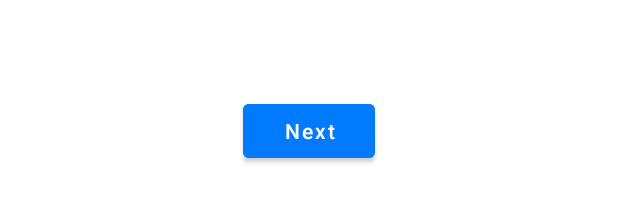
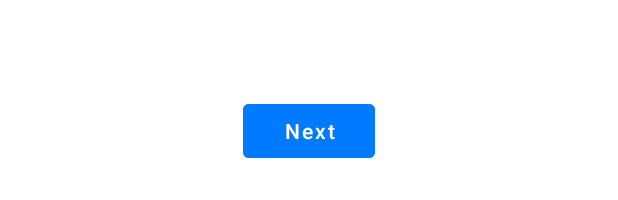
Before and after one commit to DilshaPrathibha/HyperZone, an Android app: the layout activity_onboarding.xml on its own in the app's theme, with its tools: preview values and no code run, on a phone screen of 412 x 824 dp. Shown: the part 1033-1233 px from the top of the screen. Run offline under Robolectric (Android 15) with nearby library versions, the light colour scheme and no system bars.

Commit message:
Added Onboardings

```diff
--- a/app/src/main/java/com/example/hyperzone/ui/OnboardingActivity.kt
+++ b/app/src/main/java/com/example/hyperzone/ui/OnboardingActivity.kt
@@ -3,7 +3,6 @@ package com.example.hyperzone.ui
 import android.content.Intent
 import android.os.Bundle
 import android.view.View
-import android.widget.Button
 import android.widget.LinearLayout
 import androidx.appcompat.app.AppCompatActivity
 import androidx.core.content.ContextCompat
--- a/app/src/main/res/layout/activity_login.xml
+++ b/app/src/main/res/layout/activity_login.xml
@@ -8,8 +8,7 @@
         android:layout_width="wrap_content"
         android:layout_height="wrap_content"
         android:text="@string/login_title"
-        android:textStyle="bold"
-        android:textSize="22sp"
+        style="@style/Text.H2"
         android:paddingBottom="16dp"/>
 
     <com.google.android.material.textfield.TextInputLayout
--- a/app/src/main/res/layout/activity_onboarding.xml
+++ b/app/src/main/res/layout/activity_onboarding.xml
@@ -1,6 +1,5 @@
 <?xml version="1.0" encoding="utf-8"?>
 <LinearLayout xmlns:android="http://schemas.android.com/apk/res/android"
-    xmlns:app="http://schemas.android.com/apk/res-auto"
     android:layout_width="match_parent"
     android:layout_height="match_parent"
     android:orientation="vertical"
@@ -55,7 +54,8 @@
             android:layout_width="match_parent"
             android:layout_height="wrap_content"
             android:orientation="horizontal"
-            android:gravity="center">
+            android:gravity="center"
+            style="?android:attr/buttonBarStyle">
 
             <Button
                 android:id="@+id/btnPrevious"
@@ -66,7 +66,8 @@
                 android:backgroundTint="@color/cardBackground"
                 android:textColor="@color/textPrimary"
                 android:visibility="gone"
-                android:layout_marginEnd="16dp" />
+                android:layout_marginEnd="16dp"
+                style="?android:attr/buttonBarButtonStyle" />
 
             <Button
                 android:id="@+id/btnNext"
@@ -75,7 +76,8 @@
                 android:text="@string/next"
                 android:textAllCaps="false"
                 android:backgroundTint="@color/accent"
-                android:textColor="@color/onPrimary" />
+                android:textColor="@color/onPrimary"
+                style="?android:attr/buttonBarButtonStyle" />
 
         </LinearLayout>
 
--- a/app/src/main/res/layout/fragment_cart.xml
+++ b/app/src/main/res/layout/fragment_cart.xml
@@ -7,7 +7,6 @@
         android:layout_width="wrap_content"
         android:layout_height="wrap_content"
         android:text="@string/cart_title"
-        android:textStyle="bold"
-        android:textSize="22sp"
+        style="@style/Text.H2"
         android:paddingBottom="8dp"/>
 </LinearLayout>
--- a/app/src/main/res/layout/fragment_categories.xml
+++ b/app/src/main/res/layout/fragment_categories.xml
@@ -7,7 +7,6 @@
         android:layout_width="wrap_content"
         android:layout_height="wrap_content"
         android:text="@string/categories_title"
-        android:textStyle="bold"
-        android:textSize="22sp"
+        style="@style/Text.H2"
         android:paddingBottom="8dp"/>
 </LinearLayout>
--- a/app/src/main/res/layout/fragment_home.xml
+++ b/app/src/main/res/layout/fragment_home.xml
@@ -10,12 +10,12 @@
             android:layout_width="wrap_content"
             android:layout_height="wrap_content"
             android:text="@string/home_title"
-            android:textStyle="bold"
-            android:textSize="22sp"
+            style="@style/Text.H2"
             android:paddingBottom="8dp"/>
         <TextView
             android:layout_width="wrap_content"
             android:layout_height="wrap_content"
-            android:text="@string/lorem_long"/>
+            android:text="@string/lorem_long"
+            style="@style/Text.Body"/>
     </LinearLayout>
 </ScrollView>
--- a/app/src/main/res/layout/fragment_profile.xml
+++ b/app/src/main/res/layout/fragment_profile.xml
@@ -7,7 +7,6 @@
         android:layout_width="wrap_content"
         android:layout_height="wrap_content"
         android:text="@string/profile_title"
-        android:textStyle="bold"
-        android:textSize="22sp"
+        style="@style/Text.H2"
         android:paddingBottom="8dp"/>
 </LinearLayout>
```
Also changed, not shown: app/src/main/java/com/example/hyperzone/ui/MainActivity.kt (+32 -6 lines), app/src/main/res/values/typography.xml (+18 -12 lines), 172 other files.
